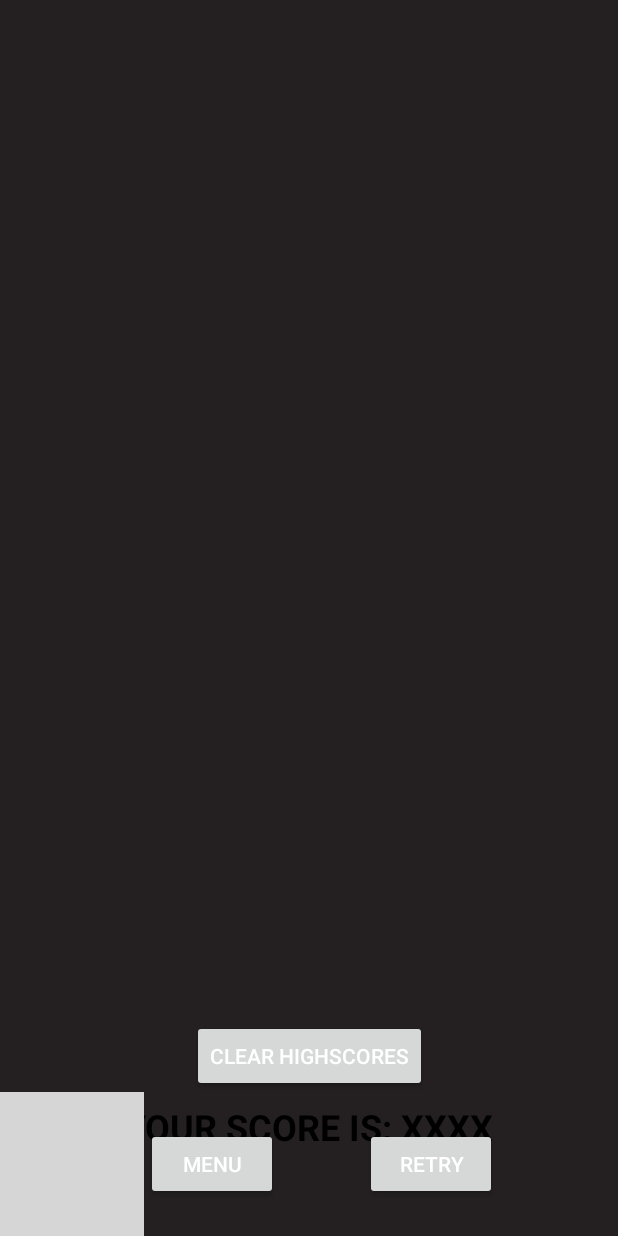
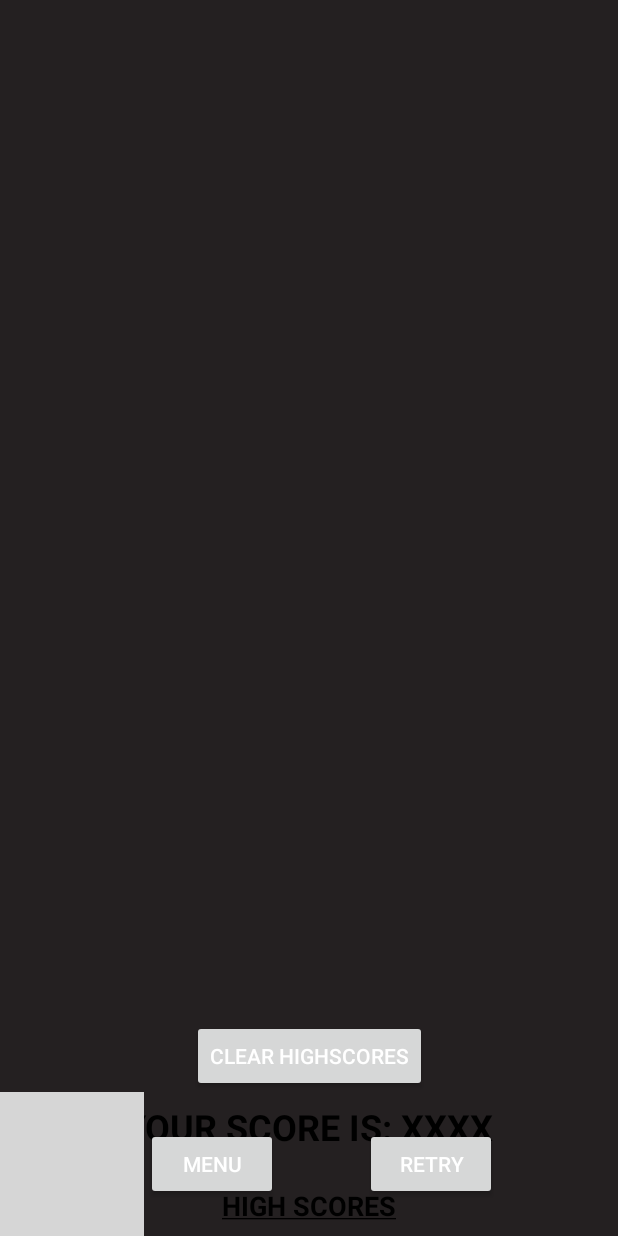
Before and after one commit to kobishiran/Swabber, an Android app: the WinScreen screen opened directly, with no data from a screen before it, on a phone screen of 412 x 824 dp. Run offline under Robolectric (Android 15) with nearby library versions, the phone set to English and light mode, and no system bars; our stand-ins replace Room's generated code; 7 statements that could not run were skipped; grey boxes are pictures that could not be loaded.

Commit message:
Fix: New high score dialog only on new high score
<Bug>: If the score is not a new highscore and then the leaderboard is
cleared, the score is displayed without a name

```diff
--- a/app/src/main/java/com/flyingcircus/swabber/Database.kt
+++ b/app/src/main/java/com/flyingcircus/swabber/Database.kt
@@ -21,6 +21,9 @@ data class Score (
 // the data, like searching, deleting or inserting new data.
 @Dao
 interface ScoresDao {
+    companion object {
+        const val topScoresNum = 5
+    }
     // insert a new score log into the scoreboard
     @Insert(onConflict = OnConflictStrategy.REPLACE)
     fun insertNewHighScore(highscore: Score)
@@ -44,6 +47,10 @@ interface ScoresDao {
     // get top scores of a specific difficulty
     @Query("SELECT * FROM score WHERE Difficulty == :difficulty ORDER BY Position ASC")
     fun getTopScores(difficulty: String): Array<Score>
+
+    // get all the scores lower then a certain score, to check for a new highscore
+    @Query("SELECT * FROM score WHERE Difficulty == :difficulty AND Score < (:score - 1)")
+    fun getScoresLowerThen(difficulty: String, score: Int): Array<Score>
 }
 
 // This is the Database object. It stores the DAO in it, from which you can access and change the data.
--- a/app/src/main/java/com/flyingcircus/swabber/WinScreen.kt
+++ b/app/src/main/java/com/flyingcircus/swabber/WinScreen.kt
@@ -18,6 +18,7 @@ import kotlinx.coroutines.runBlocking
 
 class WinScreen : AppCompatActivity() {
     lateinit var scoresDb: ScoreDatabase
+    lateinit var tempScores: Array<Score>
     override fun onCreate(savedInstanceState: Bundle?) {
         super.onCreate(savedInstanceState)
         setContentView(R.layout.activity_win_screen)
@@ -43,6 +44,16 @@ class WinScreen : AppCompatActivity() {
 
         // prepare high scores board to be visible
         val high_scores_board: LinearLayout = findViewById(R.id.high_scores_board)
+        var newHighScoreFlag = false
+
+        var numberOfScores = 0
+        // check if the score is a new high score
+        runBlocking {
+            tempScores = GlobalScope.async { scoresDb.scoresDao().getScoresLowerThen(score.difficulty, score.score) }.await()
+            numberOfScores = GlobalScope.async { scoresDb.scoresDao().getTopScores(score.difficulty).size }.await()
+        }
+
+        if (tempScores.size > 0 || numberOfScores < ScoresDao.topScoresNum) {
 
             val builder = AlertDialog.Builder(this)
             val inflater = layoutInflater
@@ -54,7 +65,7 @@ class WinScreen : AppCompatActivity() {
                 score.player_name = editText.text.toString()
                 // Insert a new score to the DB
                 runBlocking {
-                val newHighScoreFlag = insertScore(score, scoresDb)
+                    newHighScoreFlag = insertScore(score, scoresDb)
                     // TODO: if (newHighScoreFlag) displayNewHighScoreMassage
                 }
             })
@@ -66,12 +77,21 @@ class WinScreen : AppCompatActivity() {
                 high_scores_board.visibility = View.VISIBLE
 
                 // Display the leaderboard
-            displayHighScores(scoresDb, score.difficulty, arrayOf(topScore1, topScore2, topScore3))
-            Toast.makeText(this, "Your result wasn't saved", Toast.LENGTH_SHORT).show()
+                displayHighScores(scoresDb, score.difficulty, arrayOf(topScore1, topScore2, topScore3, topScore4, topScore5))
+                if (!newHighScoreFlag) Toast.makeText(this, "Your result wasn't saved", Toast.LENGTH_SHORT).show()
             })
 
 
             builder.show()
+        } else {
+            // show high scores title (visible)
+            high_scores_board.visibility = View.VISIBLE
+
+            // Display the leaderboard
+            displayHighScores(scoresDb, score.difficulty, arrayOf(topScore1, topScore2, topScore3, topScore4, topScore5))
+            Toast.makeText(this, "Not a new high score... Better luck next time!", Toast.LENGTH_SHORT).show()
+        }
+
 
 
         // Start same game
@@ -95,7 +115,7 @@ class WinScreen : AppCompatActivity() {
                 val newHighScoreFlag = insertScore(score, scoresDb)
 
                 // Display the leaderboard
-                displayHighScores(scoresDb, score.difficulty, arrayOf(topScore1, topScore2, topScore3))
+                displayHighScores(scoresDb, score.difficulty, arrayOf(topScore1, topScore2, topScore3, topScore4, topScore5))
 
                 // TODO: if (newHighScoreFlag) displayNewHighScoreMassage
             }
--- a/app/src/main/res/layout/activity_win_screen.xml
+++ b/app/src/main/res/layout/activity_win_screen.xml
@@ -119,7 +119,24 @@
                     android:textSize="12sp"
                     android:textColor="#000000"
                     android:layout_marginTop="7dp"
-                    android:layout_marginBottom="8dp"
+            />
+            <TextView
+                    android:id="@+id/topScore4"
+                    tools:text="Score 4"
+                    android:layout_width="wrap_content"
+                    android:layout_height="wrap_content"
+                    android:textSize="12sp"
+                    android:textColor="#000000"
+                    android:layout_marginTop="7dp"
+            />
+            <TextView
+                    android:id="@+id/topScore5"
+                    tools:text="Score 5"
+                    android:layout_width="wrap_content"
+                    android:layout_height="wrap_content"
+                    android:textSize="12sp"
+                    android:textColor="#000000"
+                    android:layout_marginTop="7dp"
             />
         </LinearLayout>
     </LinearLayout>
```
Also changed, not shown: app/src/main/java/com/flyingcircus/swabber/Database Functions.kt (+5 -5 lines). Lines whose indentation alone changed are shown as unchanged.
